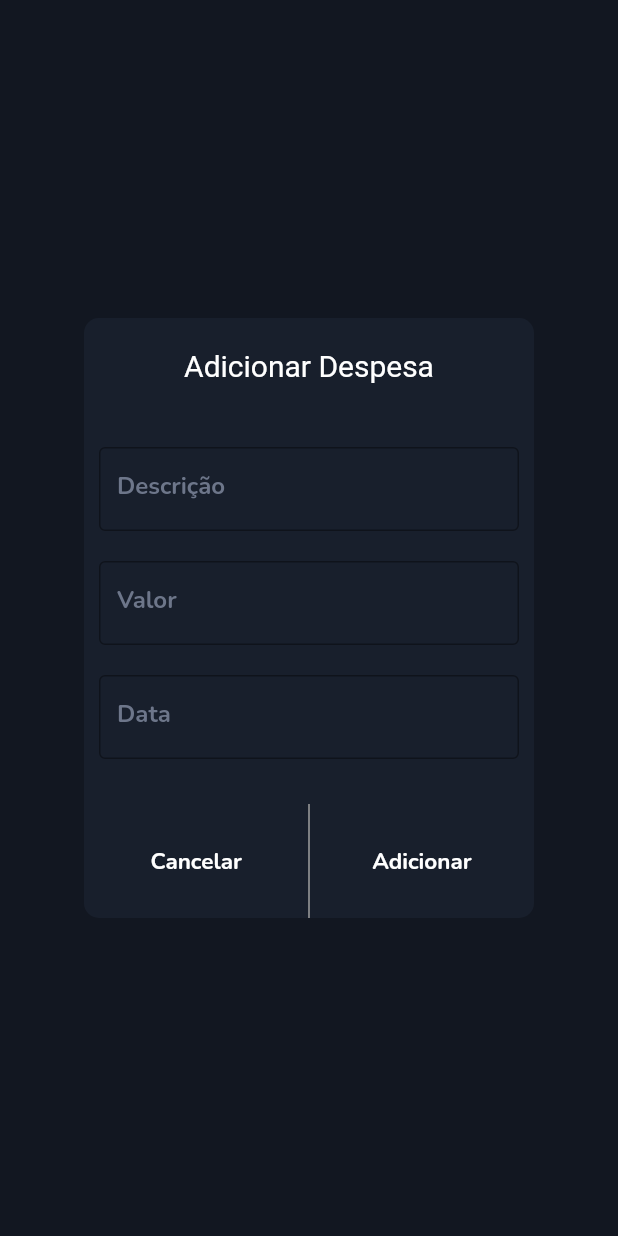
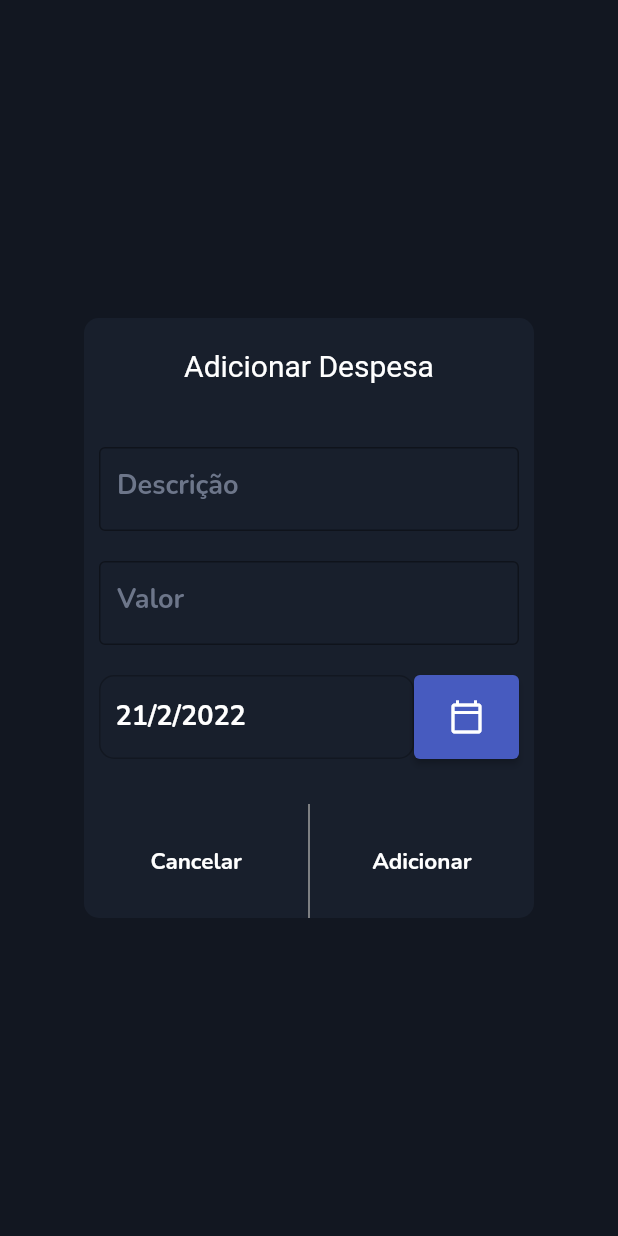
Before and after one commit to lucastsan/pocket_finances, a Flutter app: the CurrentExpensesPage screen opened directly, after a tap on the "add" icon, on a phone screen of 412 x 824 dp. Run offline on Flutter 3.47's test engine with Material 2 defaults, Android fonts, the phone set to English and light mode, and no system bars; our stand-ins replace google_fonts, percent_indicator, shared_preferences; accounts and stored records are empty.

Commit message:
add delete expenses functionality

```diff
--- a/lib/constants.dart
+++ b/lib/constants.dart
@@ -50,6 +50,6 @@ const Color kFieldColor = Color(0xFF1F2535);
 const Color kSelectionColor = Color(0xFF475BBF);
 const Color kHighlightColor = Color(0x70475BBF);
 TextStyle kDeactivateText = GoogleFonts.nunito(
-  color: Color(0xFF6D768A),
-  fontWeight: FontWeight.bold,
-);
+    color: Color(0xFF6D768A), fontWeight: FontWeight.bold, fontSize: 18.0);
+TextStyle kActivatedText = GoogleFonts.nunito(
+    color: Colors.white, fontWeight: FontWeight.bold, fontSize: 18.0);
--- a/lib/main.dart
+++ b/lib/main.dart
@@ -14,6 +14,9 @@ class MyApp extends StatelessWidget {
     return MaterialApp(
       title: 'Flutter Demo',
       theme: ThemeData.dark().copyWith(
+        outlinedButtonTheme: OutlinedButtonThemeData(
+          style: ButtonStyle(),
+        ),
         textSelectionTheme:
             TextSelectionThemeData(cursorColor: kSelectionColor),
         brightness: Brightness.dark,
--- /dev/null
+++ b/lib/models/textfield.dart
@@ -0,0 +1,36 @@
+import 'package:flutter/material.dart';
+
+import '../constants.dart';
+
+class ExpTextField extends StatelessWidget {
+  const ExpTextField(
+      {Key? key,
+      required this.controller,
+      required this.hintText,
+      this.keyboardType,
+      this.onTap,
+      this.initialValue})
+      : super(key: key);
+
+  final TextEditingController controller;
+  final String hintText;
+  final TextInputType? keyboardType;
+  final GestureTapCallback? onTap;
+  final String? initialValue;
+
+  @override
+  Widget build(BuildContext context) {
+    return TextFormField(
+      style: kActivatedText,
+      initialValue: initialValue,
+      onTap: onTap,
+      controller: controller,
+      decoration: InputDecoration(
+        hintText: hintText,
+        hintStyle: kDeactivateText,
+        border: OutlineInputBorder(),
+      ),
+      keyboardType: keyboardType ?? TextInputType.text,
+    );
+  }
+}
--- a/lib/screens/add_current_expenses.dart
+++ b/lib/screens/add_current_expenses.dart
@@ -2,14 +2,22 @@ import 'package:flutter/material.dart';
 import 'package:pocket_finances/components/main_card.dart';
 import 'package:pocket_finances/constants.dart';
 import 'package:pocket_finances/models/expense_model.dart';
+import 'package:pocket_finances/models/textfield.dart';
 
-class AddCurrentExpenses extends StatelessWidget {
+class AddCurrentExpenses extends StatefulWidget {
   AddCurrentExpenses({Key? key, required this.heroTag}) : super(key: key);
 
   final String heroTag;
+
+  @override
+  _AddCurrentExpensesState createState() => _AddCurrentExpensesState();
+}
+
+class _AddCurrentExpensesState extends State<AddCurrentExpenses> {
   final _expenseNameController = TextEditingController();
   final _expenseValueController = TextEditingController();
-  final _expenseDateController = TextEditingController();
+
+  late DateTime _selectedDate = DateTime.now();
 
   @override
   Widget build(BuildContext context) {
@@ -34,7 +42,7 @@ class AddCurrentExpenses extends StatelessWidget {
             child: hero.child,
           );
         },
-        tag: heroTag,
+        tag: widget.heroTag,
         child: Material(
           type: MaterialType.transparency,
           child: MainCard(
@@ -77,12 +85,45 @@ class AddCurrentExpenses extends StatelessWidget {
                   ),
                   Expanded(
                     child: Padding(
-                      padding: const EdgeInsets.all(10.0),
-                      child: ExpTextField(
-                        controller: _expenseDateController,
-                        hintText: 'Data',
-                      ),
-                    ),
+                        padding: const EdgeInsets.all(10.0),
+                        child: Row(
+                          mainAxisAlignment: MainAxisAlignment.spaceBetween,
+                          children: [
+                            Expanded(
+                              flex: 3,
+                              child: Container(
+                                padding: EdgeInsets.all(10),
+                                alignment: Alignment.centerLeft,
+                                height: double.infinity,
+                                child: Text(
+                                  getDate(),
+                                  style: kActivatedText,
+                                ),
+                                decoration: BoxDecoration(
+                                  borderRadius: BorderRadius.circular(10),
+                                  border: Border.all(color: Colors.black26),
+                                ),
+                              ),
+                            ),
+                            Expanded(
+                              flex: 1,
+                              child: Container(
+                                height: double.infinity,
+                                child: ElevatedButton(
+                                  style: ButtonStyle(
+                                    backgroundColor:
+                                        MaterialStateProperty.all<Color>(
+                                            kSelectionColor),
+                                  ),
+                                  onPressed: () {
+                                    selectDate(context);
+                                  },
+                                  child: Icon(Icons.calendar_today_outlined),
+                                ),
+                              ),
+                            ),
+                          ],
+                        )),
                   ),
                   SizedBox(
                     height: 20,
@@ -117,7 +158,7 @@ class AddCurrentExpenses extends StatelessWidget {
                             onPressed: () {
                               Expense newExpense = Expense(
                                   name: _expenseNameController.text,
-                                  date: _expenseDateController.text,
+                                  date: getDate(),
                                   value: double.parse(
                                       _expenseValueController.text));
                               Navigator.pop(context, newExpense);
@@ -135,30 +176,28 @@ class AddCurrentExpenses extends StatelessWidget {
       ),
     );
   }
-}
 
-class ExpTextField extends StatelessWidget {
-  const ExpTextField(
-      {Key? key,
-      required this.controller,
-      required this.hintText,
-      this.keyboardType})
-      : super(key: key);
+  Future selectDate(BuildContext context) async {
+    final initialDate = DateTime.now();
+    DateTime? datePicked = await showDatePicker(
+        context: context,
+        initialDate: initialDate,
+        firstDate: DateTime(DateTime.now().year - 5),
+        lastDate: DateTime(DateTime.now().year + 5),
+        builder: (BuildContext context, Widget? child) {
+          return Theme(data: ThemeData.dark(), child: child!);
+        });
 
-  final TextEditingController controller;
-  final String hintText;
-  final TextInputType? keyboardType;
+    if (datePicked == null) {
+      datePicked = initialDate;
+    }
 
-  @override
-  Widget build(BuildContext context) {
-    return TextFormField(
-      controller: controller,
-      decoration: InputDecoration(
-        hintText: hintText,
-        hintStyle: kDeactivateText,
-        border: OutlineInputBorder(),
-      ),
-      keyboardType: keyboardType ?? TextInputType.text,
-    );
+    setState(() {
+      _selectedDate = datePicked == null ? initialDate : datePicked;
+    });
+  }
+
+  String getDate() {
+    return '${_selectedDate.day}/${_selectedDate.month}/${_selectedDate.year}';
   }
 }
--- a/lib/screens/current_expenses.dart
+++ b/lib/screens/current_expenses.dart
@@ -16,6 +16,7 @@ class CurrentExpensesPage extends StatefulWidget {
 class _CurrentExpensesPageState extends State<CurrentExpensesPage> {
   final String heroTag = 'add-current-expense';
   late List<Expense> expensesList;
+  double boxHeight = 0;
   List<int> _selectedItems = [];
 
   @override
@@ -50,6 +51,7 @@ class _CurrentExpensesPageState extends State<CurrentExpensesPage> {
                               onLongPress: () {
                                 if (!_selectedItems.contains(index)) {
                                   setState(() {
+                                    boxHeight = 80;
                                     _selectedItems.add(index);
                                     print(_selectedItems);
                                   });
@@ -58,6 +60,9 @@ class _CurrentExpensesPageState extends State<CurrentExpensesPage> {
                               onTap: () {
                                 if (_selectedItems.isNotEmpty) {
                                   if (_selectedItems.contains(index)) {
+                                    if (_selectedItems.length <= 1) {
+                                      boxHeight = 0;
+                                    }
                                     setState(() {
                                       _selectedItems.removeWhere(
                                           (element) => element == index);
@@ -87,11 +92,12 @@ class _CurrentExpensesPageState extends State<CurrentExpensesPage> {
                           );
                         }),
                   ),
-                  _selectedItems.length >= 1
-                      ? Container(
+                  AnimatedContainer(
+                    duration: Duration(milliseconds: 300),
+                    curve: Curves.easeOutCubic,
                     padding: EdgeInsets.all(15),
                     width: double.maxFinite,
-                          height: 80,
+                    height: boxHeight,
                     color: kMainCard,
                     child: Row(
                       mainAxisAlignment: MainAxisAlignment.spaceBetween,
@@ -99,13 +105,29 @@ class _CurrentExpensesPageState extends State<CurrentExpensesPage> {
                         Text(_selectedItems.length.toString() +
                             ' Items selecionados'),
                         ElevatedButton(
-                                onPressed: () {},
+                          style: ButtonStyle(
+                            backgroundColor: MaterialStateProperty.all<Color>(
+                                kSelectionColor),
+                          ),
+                          onPressed: () {
+                            for (var item in _selectedItems) {
+                              if (expensesList.length - 1 < item) {
+                                item--;
+                              }
+                              expensesList.removeAt(item);
+                            }
+                            setState(() {
+                              _selectedItems.clear();
+                              saveExpensesList(expensesList);
+                              boxHeight = 0;
+                              expController.add(1);
+                            });
+                          },
                           child: Icon(Icons.delete),
                         )
                       ],
                     ),
-                        )
-                      : Container(),
+                  ),
                 ],
               );
             }
```
Lines whose indentation alone changed are shown as unchanged.
